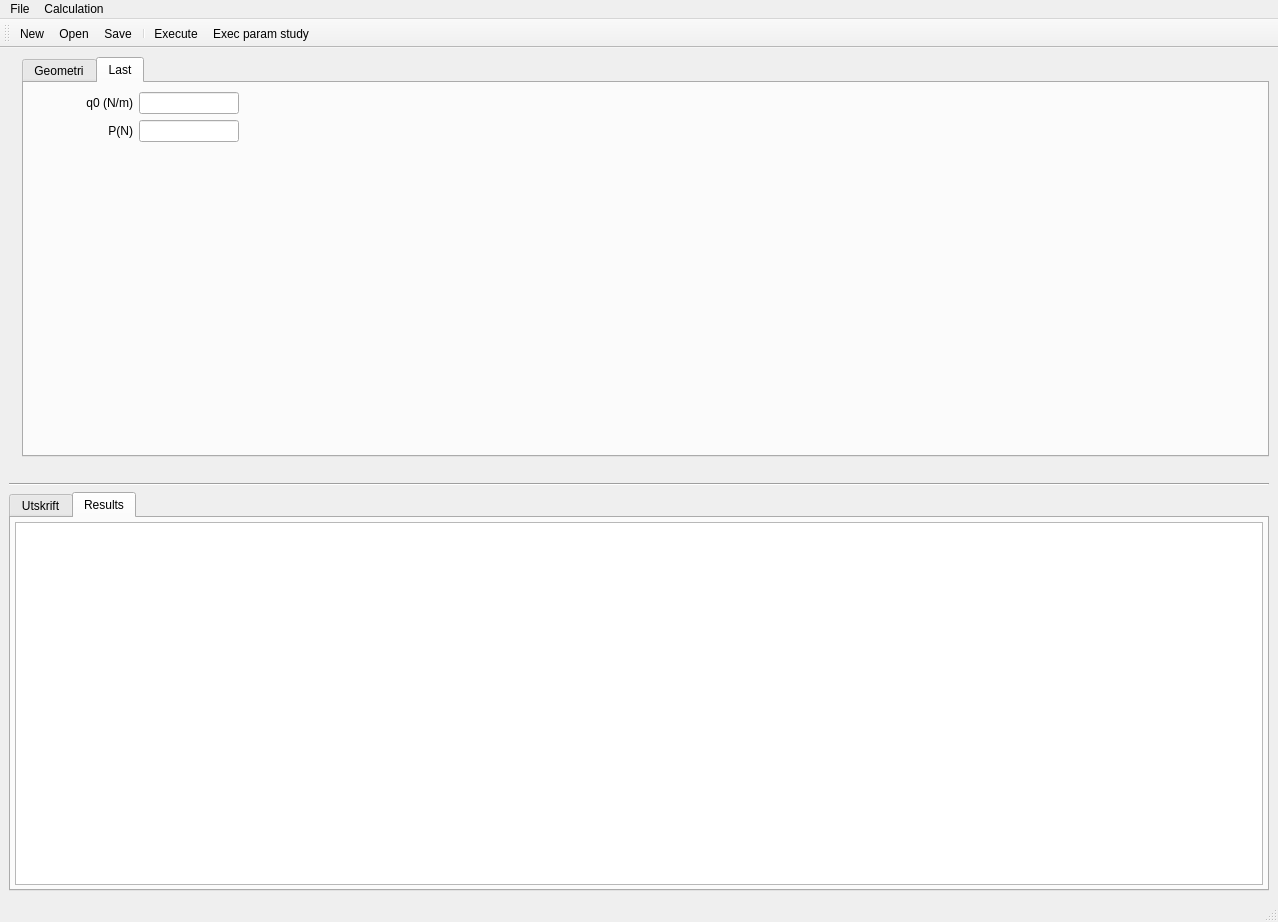
Before: the Qt Designer form frame_window.ui in jonaslindemann/calc-example, drawn with Qt 5.
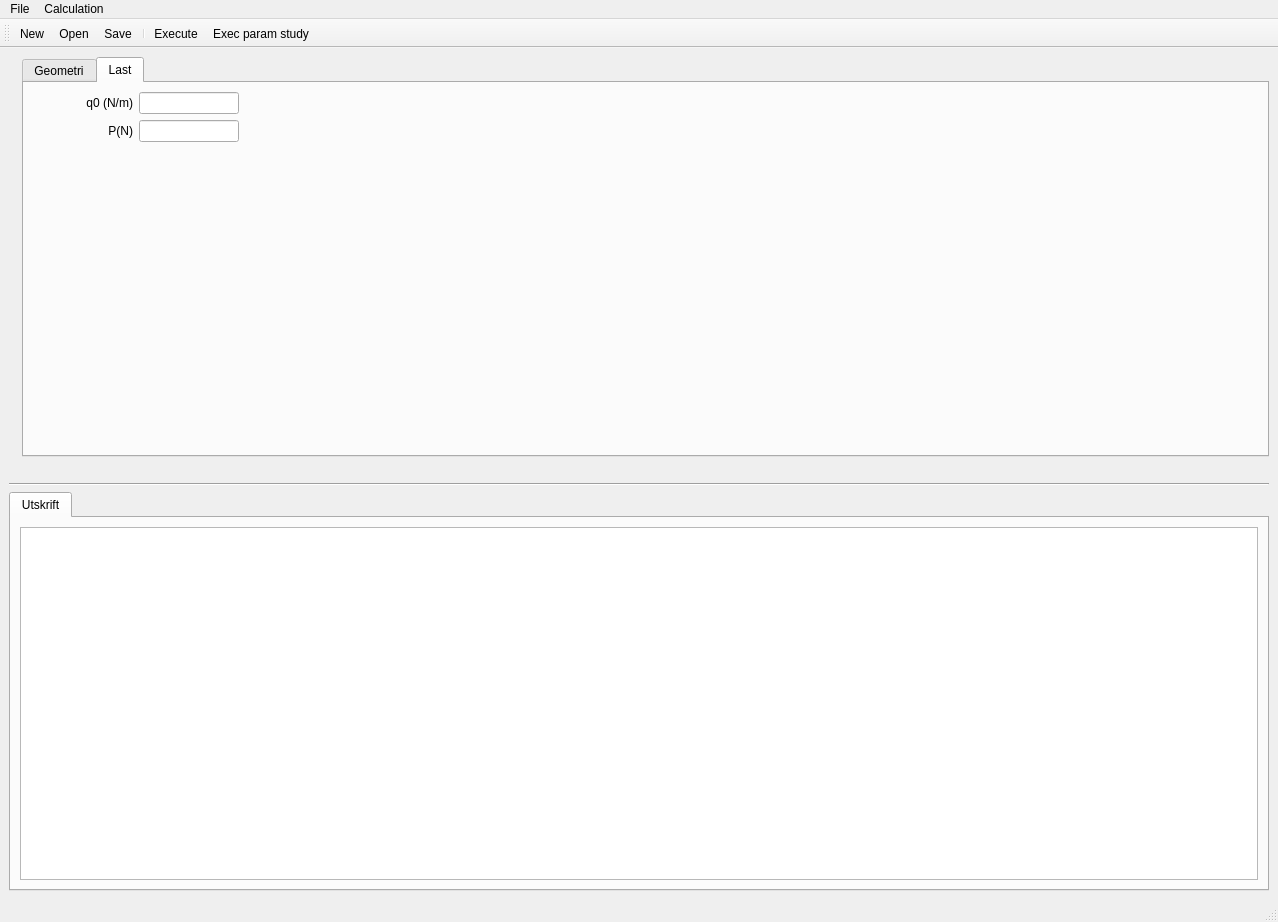
After: the same form once the commit is applied. The open tabs and pages were chosen to show the change. Icons and pictures are not drawn.

Diff of the .ui file:
```diff
--- a/frame_window.ui
+++ b/frame_window.ui
@@ -288,41 +288,6 @@
         </item>
        </layout>
       </widget>
-      <widget class="QWidget" name="results_tab">
-       <property name="autoFillBackground">
-        <bool>false</bool>
-       </property>
-       <attribute name="title">
-        <string>Results</string>
-       </attribute>
-       <layout class="QVBoxLayout" name="verticalLayout">
-        <property name="leftMargin">
-         <number>4</number>
-        </property>
-        <property name="topMargin">
-         <number>4</number>
-        </property>
-        <property name="rightMargin">
-         <number>4</number>
-        </property>
-        <property name="bottomMargin">
-         <number>4</number>
-        </property>
-        <item>
-         <widget class="QPlainTextEdit" name="report_edit">
-          <property name="font">
-           <font>
-            <family>Consolas</family>
-            <pointsize>10</pointsize>
-           </font>
-          </property>
-          <property name="readOnly">
-           <bool>true</bool>
-          </property>
-         </widget>
-        </item>
-       </layout>
-      </widget>
      </widget>
     </item>
    </layout>
```
Left out of the diff: 2 changed lines with no effect on the pictures.
